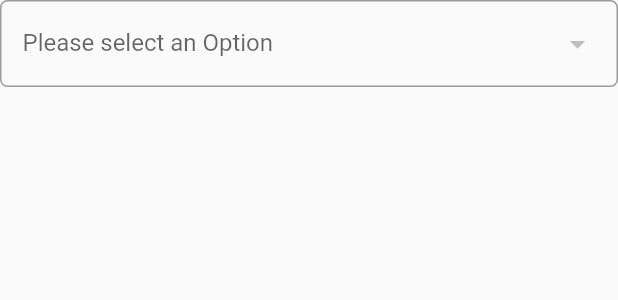
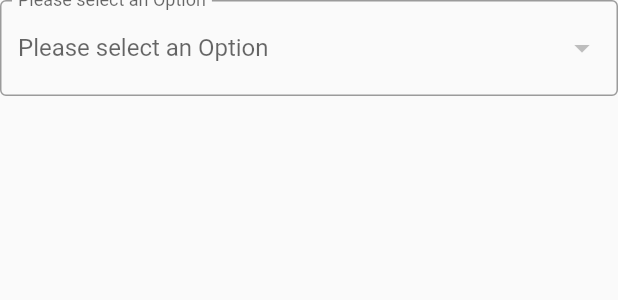
Before and after one commit to cjosue15/flutter-pepinos, a Flutter app: the AppDropdownInput widget shown alone on an empty page, opened directly, on a phone screen of 412 x 824 dp. Shown: the top 300 px of the screen. Run offline on Flutter 3.47's test engine with Material 2 defaults, Android fonts, the phone set to English and light mode, and no system bars.

Commit message:
refactor(dropdown): new class and funcionallity

```diff
--- /dev/null
+++ b/lib/src/models/dropdown_items.dart
@@ -0,0 +1,5 @@
+class DropdownItem {
+  String id;
+  String text;
+  DropdownItem({this.id, this.text});
+}
--- a/lib/src/widgets/dropdown.dart
+++ b/lib/src/widgets/dropdown.dart
@@ -4,14 +4,12 @@ class AppDropdownInput<T> extends StatelessWidget {
   final String hintText;
   final List<T> options;
   final T value;
-  final String Function(T) getLabel;
   final String Function(T) validator;
   final void Function(T) onChanged;
 
   AppDropdownInput({
     this.hintText = 'Please select an Option',
     this.options = const [],
-    this.getLabel,
     this.value,
     this.validator,
     this.onChanged,
@@ -19,29 +17,67 @@ class AppDropdownInput<T> extends StatelessWidget {
 
   @override
   Widget build(BuildContext context) {
-    return FormField<T>(builder: (FormFieldState<T> state) {
-      return InputDecorator(
+    return DropdownButtonFormField<T>(
       decoration: InputDecoration(
-          contentPadding: EdgeInsets.symmetric(horizontal: 15.0, vertical: 5.0),
         labelText: hintText,
-          border: OutlineInputBorder(borderRadius: BorderRadius.circular(5.0)),
+        hintText: hintText,
+        border: OutlineInputBorder(),
       ),
-        isEmpty: value == null || value == '',
-        child: DropdownButtonHideUnderline(
-          child: DropdownButtonFormField<T>(
-            decoration: InputDecoration(border: InputBorder.none),
       value: value,
+      validator: validator,
       onChanged: onChanged,
-            validator: validator,
-            items: options.map((T value) {
-              return DropdownMenuItem<T>(
-                value: value,
-                child: Text(getLabel(value)),
+      items: options
+          .map((dynamic item) => DropdownMenuItem<T>(
+                value: item,
+                child: Text(item.text, overflow: TextOverflow.ellipsis),
+              ))
+          .toList(),
     );
-            }).toList(),
-          ),
-        ),
-      );
-    });
   }
 }
+
+// return FormField<T>(builder: (FormFieldState<T> state) {
+//   return InputDecorator(
+//     decoration: InputDecoration(
+//       // errorText: 'asda',
+//       contentPadding: EdgeInsets.symmetric(horizontal: 15.0, vertical: 5.0),
+//       labelText: hintText,
+//       border: OutlineInputBorder(borderRadius: BorderRadius.circular(5.0)),
+//     ),
+//     isEmpty: value == null || value == '',
+//     child: DropdownButtonHideUnderline(
+//       child: DropdownButtonFormField<T>(
+//         decoration: InputDecoration(border: InputBorder.none),
+//         value: value,
+//         onChanged: onChanged,
+//         validator: validator,
+//         items: options.map((T value) {
+//           print(options);
+//           return DropdownMenuItem<T>(
+//             value: value,
+//             child: Text(getLabel(value)),
+//           );
+//         }).toList(),
+//       ),
+//     ),
+//   );
+// }
+
+//  DropdownButtonFormField<String>(
+//               decoration: InputDecoration(
+//                 labelText: _currentItem,
+//                 hintText: 'Option',
+//                 border: OutlineInputBorder(),
+//               ),
+//               value: _currentItem,
+//               validator: (value) => value == null ? 'Ingrese un invernadero' : null,
+//               items: _currencies
+//                   .map((label) => DropdownMenuItem(
+//                         child: Text(label),
+//                         value: label,
+//                       ))
+//                   .toList(),
+//               onChanged: (value) {
+//                 setState(() => _currentItem = value);
+//               },
+//             )
```
Lines whose indentation alone changed are shown as unchanged.
